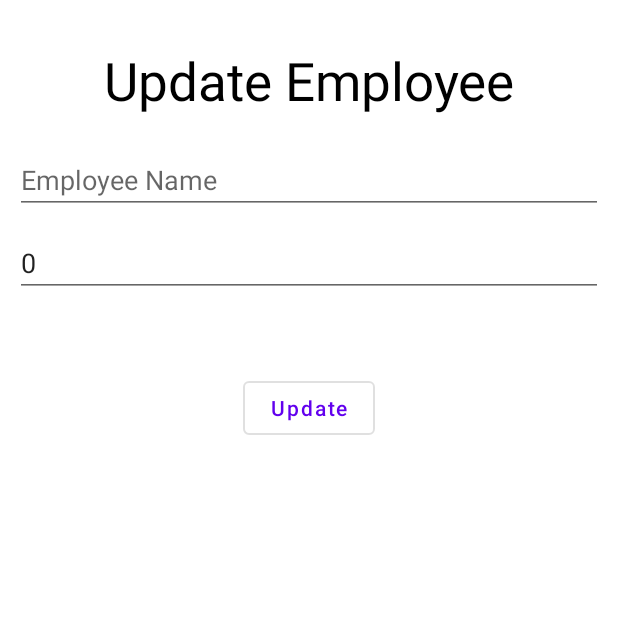
After one commit to PurnenduSamanta/Employee, an Android app: the fragment UpdateFragment placed in its activity, on a phone screen of 412 x 824 dp, the top half of it. The commit adds this screen. Run offline under Robolectric (Android 15) with nearby library versions, the phone set to English and light mode, and no system bars; our stand-ins replace Room's generated code, data binding; 4 statements that could not run were skipped.

Commit message:
second commit

```diff
--- a/app/build.gradle
+++ b/app/build.gradle
@@ -2,6 +2,8 @@ plugins {
     id 'com.android.application'
     id 'org.jetbrains.kotlin.android'
     id 'kotlin-kapt'
+    id 'androidx.navigation.safeargs'
+    id 'kotlin-parcelize'
 }
 
 android {
--- a/app/src/main/java/com/purnendu/employee/Repository.kt
+++ b/app/src/main/java/com/purnendu/employee/Repository.kt
@@ -14,4 +14,8 @@ class Repository(database:EmployeeDb)
 
     suspend fun getCountOfEmployeeNo(employeeNo:Long): Long = dao.getCountOfEmployeeNo(employeeNo)
 
+    suspend fun deleteEmployee(employeeNo:Long)= dao.deleteEmployee(employeeNo)
+
+    suspend fun updateEmployee(data:EmployeeModel)= dao.updateEmployee(data)
+
 }
--- a/app/src/main/java/com/purnendu/employee/roomDb/EmployeeDao.kt
+++ b/app/src/main/java/com/purnendu/employee/roomDb/EmployeeDao.kt
@@ -4,6 +4,7 @@ import androidx.lifecycle.LiveData
 import androidx.room.Dao
 import androidx.room.Insert
 import androidx.room.Query
+import androidx.room.Update
 
 
 @Dao
@@ -21,5 +22,13 @@ interface EmployeeDao {
     suspend fun getCountOfEmployeeNo(employeeNo:Long):Long
 
 
+    @Query("DELETE FROM `Employee` where employeeNo=:employeeNo")
+    suspend fun deleteEmployee(employeeNo:Long)
+
+
+    @Update
+    suspend fun updateEmployee(data: EmployeeModel)
+
+
 
 }
--- a/app/src/main/java/com/purnendu/employee/roomDb/EmployeeModel.kt
+++ b/app/src/main/java/com/purnendu/employee/roomDb/EmployeeModel.kt
@@ -9,5 +9,5 @@ data class EmployeeModel(
     @PrimaryKey
     val employeeNo: Long,
     val employeeName: String,
-    val employeeSalary: Int,
+    val employeeSalary: Int
 )
--- /dev/null
+++ b/app/src/main/java/com/purnendu/employee/ui/fragments/UpdateFragment.kt
@@ -0,0 +1,88 @@
+package com.purnendu.employee.ui.fragments
+
+import android.os.Bundle
+import androidx.fragment.app.Fragment
+import android.view.LayoutInflater
+import android.view.View
+import android.view.ViewGroup
+import android.widget.Toast
+import androidx.lifecycle.ViewModelProvider
+import androidx.lifecycle.lifecycleScope
+import androidx.navigation.fragment.findNavController
+import androidx.navigation.fragment.navArgs
+import com.purnendu.employee.R
+import com.purnendu.employee.Repository
+import com.purnendu.employee.databinding.FragmentHomeBinding
+import com.purnendu.employee.databinding.FragmentUpdateBinding
+import com.purnendu.employee.roomDb.EmployeeDb
+import com.purnendu.employee.roomDb.EmployeeModel
+import com.purnendu.employee.ui.viewmodels.ViewModel
+import com.purnendu.employee.ui.viewmodels.ViewModelFactory
+import kotlinx.coroutines.Dispatchers
+import kotlinx.coroutines.launch
+
+
+class UpdateFragment : Fragment() {
+
+
+    private var _binding: FragmentUpdateBinding?=null
+    private val binding get() =_binding!!
+    private lateinit var viewModel: ViewModel
+    private val args: UpdateFragmentArgs by navArgs()
+
+    override fun onCreate(savedInstanceState: Bundle?) {
+        val repository = Repository(EmployeeDb.getDataBase(requireContext()))
+        viewModel = ViewModelProvider(this, ViewModelFactory(repository))[ViewModel::class.java]
+        super.onCreate(savedInstanceState)
+    }
+
+    override fun onCreateView(
+        inflater: LayoutInflater, container: ViewGroup?,
+        savedInstanceState: Bundle?
+    ): View? {
+        // Inflate the layout for this fragment
+        _binding=FragmentUpdateBinding.inflate(inflater, container, false)
+        return binding.root
+    }
+
+
+    override fun onViewCreated(view: View, savedInstanceState: Bundle?) {
+        super.onViewCreated(view, savedInstanceState)
+
+
+        val name = args.employeeData.employeeName
+        val no = args.employeeData.employeeNo
+        val salary = args.employeeData.employeeSalary
+
+        binding.updatedName.setText(name)
+        binding.updatedSalary.setText(salary.toString())
+
+        binding.updateEmployee.setOnClickListener {
+
+            val employeeName=binding.updatedName.text.toString()
+            val employeeSalary=binding.updatedSalary.text.toString()
+
+
+            println(no)
+            println(employeeName)
+            println(employeeSalary)
+
+            if(!viewModel.validateInput(no.toString(),employeeName,employeeSalary))
+            {
+                Toast.makeText( requireContext(),"Bad input", Toast.LENGTH_SHORT).show()
+                return@setOnClickListener
+            }
+            viewModel.updateEmployee(EmployeeModel(no,employeeName,employeeSalary.toInt()))
+            findNavController().navigate(R.id.action_updateFragment_to_homeFragment)
+
+        }
+
+
+
+    }
+
+    override fun onDestroyView() {
+        super.onDestroyView()
+        _binding = null
+    }
+}
--- a/app/src/main/java/com/purnendu/employee/ui/viewmodels/ViewModel.kt
+++ b/app/src/main/java/com/purnendu/employee/ui/viewmodels/ViewModel.kt
@@ -50,4 +50,8 @@ class ViewModel(private val repository: Repository) : ViewModel() {
             callback(isExist)
         }
     }
+
+    fun deleteEmployee(employeeNo:Long)=viewModelScope.launch(Dispatchers.IO) { repository.deleteEmployee(employeeNo) }
+
+    fun updateEmployee(date:EmployeeModel)=viewModelScope.launch(Dispatchers.IO) { repository.updateEmployee(date) }
 }
--- /dev/null
+++ b/app/src/main/res/layout/fragment_update.xml
@@ -0,0 +1,68 @@
+<?xml version="1.0" encoding="utf-8"?>
+<layout xmlns:android="http://schemas.android.com/apk/res/android"
+    xmlns:tools="http://schemas.android.com/tools"
+    xmlns:app="http://schemas.android.com/apk/res-auto"
+    tools:context=".ui.fragments.UpdateFragment">
+
+
+    <androidx.constraintlayout.widget.ConstraintLayout
+        android:layout_width="match_parent"
+        android:layout_height="match_parent"
+        android:padding="10dp">
+
+
+        <TextView
+            android:id="@+id/textView3"
+            android:layout_width="wrap_content"
+            android:layout_height="wrap_content"
+            android:layout_marginTop="20dp"
+            android:maxLines="2"
+            android:text="Update Employee"
+            android:textColor="@color/black"
+            android:textSize="35sp"
+            app:layout_constraintEnd_toEndOf="parent"
+            app:layout_constraintStart_toStartOf="parent"
+            app:layout_constraintTop_toTopOf="parent" />
+
+        <EditText
+            android:id="@+id/updatedName"
+            android:layout_width="0dp"
+            android:layout_height="wrap_content"
+            android:layout_marginTop="20dp"
+            android:ems="10"
+            android:inputType="textPersonName"
+            android:hint="Employee Name"
+            android:maxLength="20"
+            app:layout_constraintEnd_toEndOf="parent"
+            app:layout_constraintStart_toStartOf="parent"
+            app:layout_constraintTop_toBottomOf="@+id/textView3" />
+
+        <EditText
+            android:id="@+id/updatedSalary"
+            android:layout_width="0dp"
+            android:layout_height="wrap_content"
+            android:layout_marginTop="10dp"
+            android:ems="10"
+            android:hint="Employee Salary"
+            android:inputType="number"
+            android:maxLength="8"
+            app:layout_constraintEnd_toEndOf="parent"
+            app:layout_constraintStart_toStartOf="parent"
+            app:layout_constraintTop_toBottomOf="@+id/updatedName" />
+
+        <Button
+            android:id="@+id/updateEmployee"
+            style="@style/Widget.MaterialComponents.Button.OutlinedButton"
+            android:layout_width="wrap_content"
+            android:layout_height="wrap_content"
+            android:layout_marginTop="50dp"
+            android:text="Update"
+            android:textAllCaps="false"
+            app:layout_constraintEnd_toEndOf="parent"
+            app:layout_constraintStart_toStartOf="parent"
+            app:layout_constraintTop_toBottomOf="@+id/updatedSalary" />
+    </androidx.constraintlayout.widget.ConstraintLayout>
+
+
+
+</layout>
--- a/app/src/main/res/navigation/nav_graph.xml
+++ b/app/src/main/res/navigation/nav_graph.xml
@@ -41,5 +41,23 @@
         android:id="@+id/listEmployeeFragment"
         android:name="com.purnendu.employee.ui.fragments.ListEmployeeFragment"
         android:label="fragment_list_employee"
-        tools:layout="@layout/fragment_list_employee" />
+        tools:layout="@layout/fragment_list_employee" >
+        <action
+            android:id="@+id/action_listEmployeeFragment_to_updateFragment"
+            app:destination="@id/updateFragment" />
+    </fragment>
+    <fragment
+        android:id="@+id/updateFragment"
+        android:name="com.purnendu.employee.ui.fragments.UpdateFragment"
+        android:label="fragment_update"
+        tools:layout="@layout/fragment_update" >
+        <action
+            android:id="@+id/action_updateFragment_to_homeFragment"
+            app:destination="@id/homeFragment"
+            app:popUpTo="@id/homeFragment"
+            app:popUpToInclusive="true" />
+        <argument
+            android:name="employeeData"
+            app:argType="com.purnendu.employee.Employee" />
+    </fragment>
 </navigation>
```
Also changed, not shown: app/src/main/java/com/purnendu/employee/Employee.kt (added, +12 -0 lines), app/src/main/java/com/purnendu/employee/EmployeeRecyclerViewAdapter.kt (+44 -5 lines), app/src/main/java/com/purnendu/employee/ui/fragments/ListEmployeeFragment.kt (+10 -2 lines), app/src/main/res/drawable/menu.xml (added, +15 -0 lines), app/src/main/res/layout/single_employee_data_item.xml (+11 -0 lines), app/src/main/res/menu/menu.xml (added, +12 -0 lines), build.gradle (+7 -0 lines).
